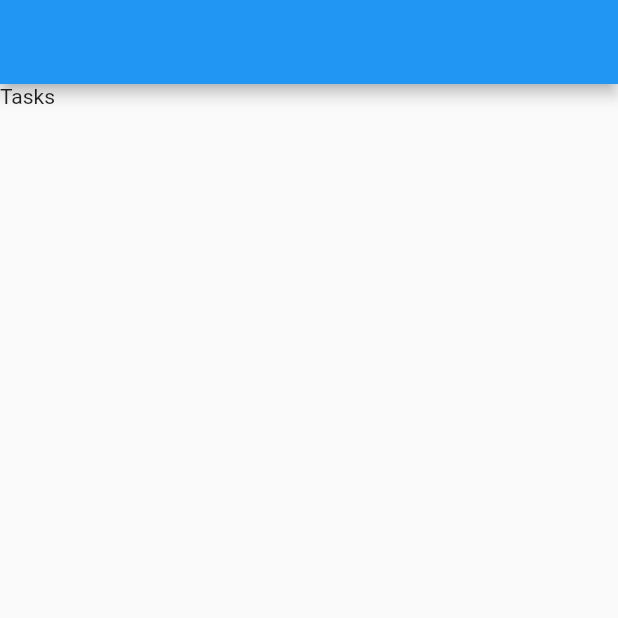
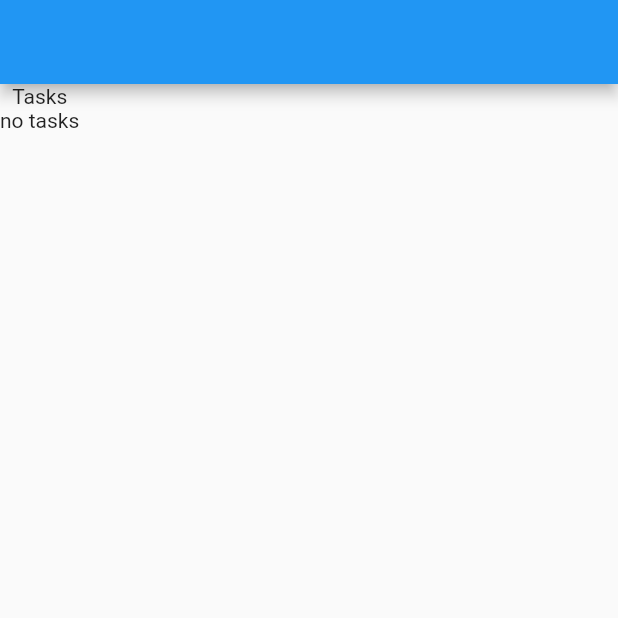
Before and after one commit to digitowly/cookatoo, a Flutter app: the screen it shows after launch, on a phone screen of 412 x 824 dp, the top half of it. Run offline on Flutter 3.47's test engine with Material 2 defaults, Android fonts, the light colour scheme and no system bars.

Commit message:
refactored task item list  added task item creation on click

```diff
--- a/lib/main.dart
+++ b/lib/main.dart
@@ -1,5 +1,7 @@
-import 'package:cookatoo/modules/task_list/screens/tasks_screen.dart';
 import 'package:flutter/material.dart';
+
+import 'modules/task_item_list/screens/task_item_list.dart';
+
 
 void main() {
   runApp(App());
@@ -8,6 +10,6 @@ void main() {
 class App extends StatelessWidget {
   @override
   Widget build(BuildContext context) {
-    return MaterialApp(home: TasksScreen());
+    return MaterialApp(home: TaskItemList());
   }
 }
--- a/lib/models/task_item.model.dart
+++ b/lib/models/task_item_model.dart
@@ -2,9 +2,13 @@ import 'package:cookatoo/models/ingredient_item.model.dart';
 import 'package:cookatoo/models/task.model.dart';
 import 'package:flutter/material.dart';
 
-class TaskItem {
+class TaskItemModel {
+  final String title;
   final Task task;
   final List<IngredientItem> ingredientItems;
 
-  TaskItem({@required this.task, @required this.ingredientItems});
+  TaskItemModel(
+      {@required this.title,
+      @required this.task,
+      @required this.ingredientItems});
 }
--- a/lib/modules/task_creator/screens/task_creator.dart
+++ b/lib/modules/task_creator/screens/task_creator.dart
@@ -1,8 +1,11 @@
 import 'package:cookatoo/modules/ingredient_selection_list/screen/ingredient_selection_list.dart';
-import 'package:cookatoo/modules/task_creator/screens/task_creator.dart';
 import 'package:flutter/material.dart';
 
 class TaskCreator extends StatelessWidget {
+  final Function addToTaskList;
+
+  TaskCreator({@required this.addToTaskList});
+
   @override
   Widget build(BuildContext context) {
     return Row(
@@ -19,7 +22,9 @@ class TaskCreator extends StatelessWidget {
               builder: (BuildContext context) {
                 return Wrap(
                   children: [
-                    IngredientSelectionList(),
+                    IngredientSelectionList(
+                      addToTaskList: addToTaskList,
+                    ),
                   ],
                 );
               },
--- a/lib/modules/task_list/bloc/task_item_list_bloc.dart
+++ b/lib/modules/task_item_list/bloc/task_item_list_bloc.dart
@@ -1,7 +1,5 @@
-import 'dart:async';
-
-import 'package:cookatoo/modules/task_list/bloc/task_item_list_event.dart';
-import 'package:cookatoo/modules/task_list/bloc/task_item_list_state.dart';
+import 'package:cookatoo/modules/task_item_list/bloc/task_item_list_event.dart';
+import 'package:cookatoo/modules/task_item_list/bloc/task_item_list_state.dart';
 
 class TaskItemListBloc {
   final state = TaskItemListState();
@@ -11,8 +9,13 @@ class TaskItemListBloc {
     event.stream.listen((event) {
       if (event.action == TaskItemListAction.ADD) {
         print('new item');
+        // state.tasks.add();
+        print(event.taskItem);
+        state.tasks.add(event.taskItem);
       }
       state.sink.add(state.tasks);
     });
   }
+
+  void addTask() {}
 }
--- a/lib/modules/task_list/bloc/task_item_list_event.dart
+++ b/lib/modules/task_item_list/bloc/task_item_list_event.dart
@@ -1,17 +1,19 @@
 import 'dart:async';
 
+import 'package:cookatoo/models/task_item_model.dart';
 import 'package:flutter/material.dart';
 
 enum TaskItemListAction { ADD }
 
 class EventType {
   final TaskItemListAction action;
+  TaskItemModel taskItem;
 
-  EventType({@required this.action});
+  EventType({@required this.action, this.taskItem});
 }
 
 class TaskItemListEvent {
-  final _eventController = StreamController<EventType>();
+  final _eventController = StreamController<EventType>.broadcast();
 
   StreamSink<EventType> get sink => _eventController.sink;
   Stream<EventType> get stream => _eventController.stream;
--- /dev/null
+++ b/lib/modules/task_item_list/bloc/task_item_list_state.dart
@@ -0,0 +1,14 @@
+import 'dart:async';
+
+import 'package:cookatoo/models/task_item_model.dart';
+
+class TaskItemListState {
+  List<TaskItemModel> tasks = [];
+
+  final _stateController = StreamController<List<TaskItemModel>>.broadcast();
+
+  StreamSink<List<TaskItemModel>> get sink => _stateController.sink;
+  Stream<List<TaskItemModel>> get stream => _stateController.stream;
+
+  void dissolve() => _stateController.close();
+}
--- /dev/null
+++ b/lib/modules/task_item_list/screens/task_item_list.dart
@@ -0,0 +1,49 @@
+import 'package:cookatoo/models/task_item_model.dart';
+import 'package:cookatoo/modules/task_creator/screens/task_creator.dart';
+import 'package:cookatoo/modules/task_item/screens/task_item.dart';
+import 'package:cookatoo/modules/task_item_list/bloc/task_item_list_bloc.dart';
+import 'package:cookatoo/modules/task_item_list/bloc/task_item_list_event.dart';
+import 'package:flutter/material.dart';
+import 'package:flutter/widgets.dart';
+
+class TaskItemList extends StatelessWidget {
+  final _taskItemListBloc = TaskItemListBloc();
+
+  @override
+  Widget build(BuildContext context) {
+    return Scaffold(
+      appBar: AppBar(),
+      body: Column(
+        children: [
+          Text('Tasks'),
+          StreamBuilder(
+            stream: _taskItemListBloc.state.stream,
+            builder: (context, snapshot) {
+              if (snapshot.hasData) {
+                List<TaskItemModel> taskList = snapshot.data;
+                return Container(
+                  height: 600,
+                  child: ListView(
+                    children: [
+                      ...taskList.map(
+                        (task) => TaskItem(
+                          taskItem: task,
+                        ),
+                      )
+                    ],
+                  ),
+                );
+              } else {
+                return Text('no tasks');
+              }
+            },
+          )
+        ],
+      ),
+      floatingActionButton: TaskCreator(
+        addToTaskList: (TaskItemModel taskItem) => _taskItemListBloc.event.sink
+            .add(EventType(action: TaskItemListAction.ADD, taskItem: taskItem)),
+      ),
+    );
+  }
+}
--- a/lib/modules/task_list/screens/tasks_screen.dart
+++ /dev/null
@@ -1,18 +0,0 @@
-import 'package:cookatoo/modules/task_creator/screens/task_creator.dart';
-import 'package:flutter/material.dart';
-import 'package:flutter/widgets.dart';
-
-class TasksScreen extends StatelessWidget {
-  @override
-  Widget build(BuildContext context) {
-    return Scaffold(
-      appBar: AppBar(),
-      body: Column(
-        children: [
-          Text('Tasks'),
-        ],
-      ),
-      floatingActionButton: TaskCreator(),
-    );
-  }
-}
```
Also changed, not shown: lib/modules/ingredient_selection/screens/ingredient_selection.dart (+8 -0 lines), lib/modules/ingredient_selection_list/screen/ingredient_selection_list.dart (+22 -0 lines), lib/modules/task_item/screens/task_item.dart (added, +28 -0 lines), lib/modules/task_list/bloc/task_item_list_state.dart (deleted, +0 -14 lines), lib/modules/task_list/screens/task_item_list.dart (deleted, +0 -10 lines).
